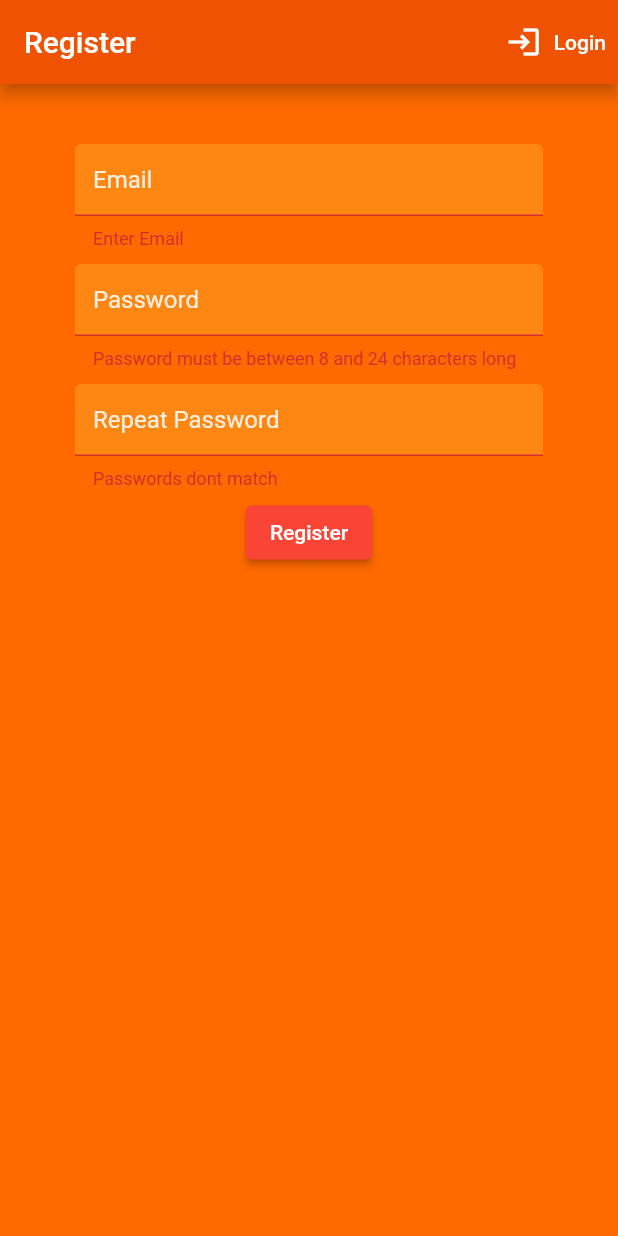
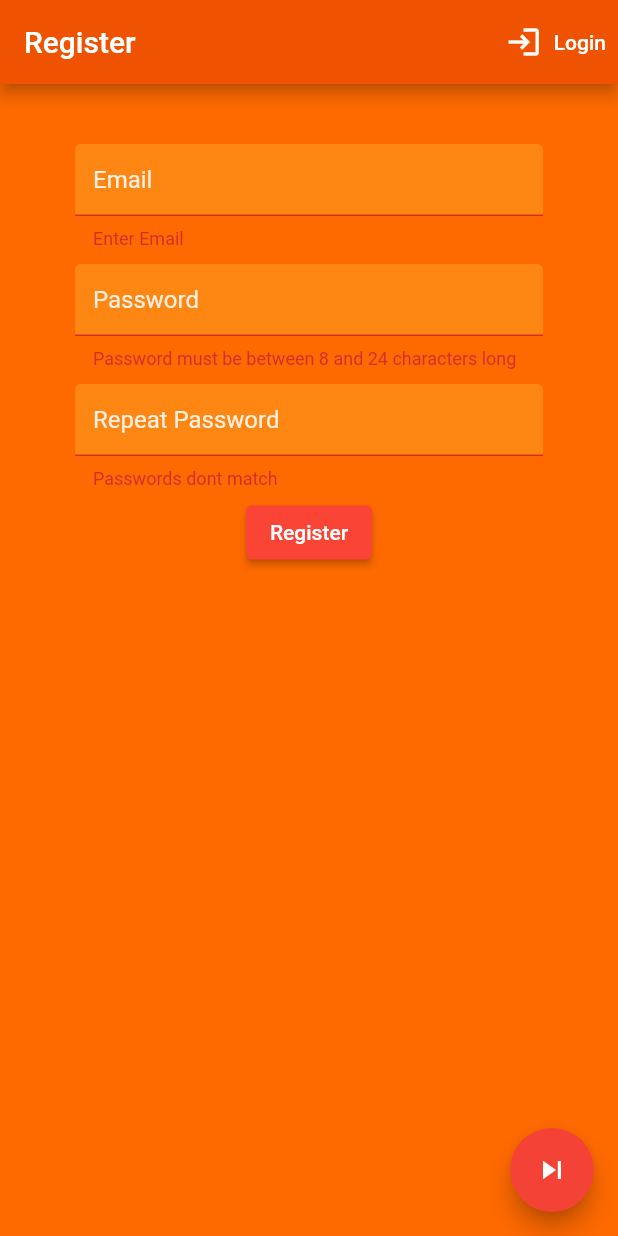
Before and after one commit to MasterCoookie/esp_app, a Flutter app: the screen it shows after launch, after a tap on "Register", on a phone screen of 412 x 824 dp. Run offline on Flutter 3.47's test engine with Material 2 defaults, Android fonts, the phone set to English and light mode, and no system bars; our stand-ins replace flutter_spinkit, fluttertoast, permission_handler; missing offline and left inert: quick_blue; accounts and stored records are empty; network calls fail.

Commit message:
added dev skip register button

```diff
--- a/lib/screens/auth/authenticate.dart
+++ b/lib/screens/auth/authenticate.dart
@@ -26,6 +26,6 @@ class _AuthenticateState extends State<Authenticate> {
     if(showLogin) {
       return Container(child: Login(toggleViewFunction: toggleView, user: widget.user, loginUserFunction : widget.loginUserFunction));
     }
-    return Container(child: Register(toggleViewFunction: toggleView));
+    return Container(child: Register(toggleViewFunction: toggleView, loginUserFunction : widget.loginUserFunction ));
   }
 }
--- a/lib/screens/auth/register.dart
+++ b/lib/screens/auth/register.dart
@@ -5,8 +5,10 @@ import 'package:esp_app/services/user.dart';
 class Register extends StatefulWidget {
 
   final Function toggleViewFunction;
+  final Function loginUserFunction;
+  final User user = new User();
 
-  Register({ this.toggleViewFunction });
+  Register({ this.toggleViewFunction, this.loginUserFunction });
 
   @override
   State<Register> createState() => _RegisterState();
@@ -23,6 +25,14 @@ class _RegisterState extends State<Register> {
   @override
   Widget build(BuildContext context) {
     return Scaffold(
+      //tmp
+      floatingActionButton: FloatingActionButton(
+        onPressed: () async {
+          await widget.user.apiLogin('jan.kocurek@proton.me', 'dupa1234');
+          widget.loginUserFunction();
+        },
+        child: const Icon(Icons.skip_next)
+      ),
       backgroundColor: Color(colorPalette["secondary"]),
       appBar: AppBar(
         backgroundColor: Color(colorPalette["primary"]),
@@ -72,8 +82,7 @@ class _RegisterState extends State<Register> {
               style: ButtonStyle(backgroundColor: MaterialStateProperty.all(Color(colorPalette["alt_strong"]))),
               onPressed: () async {
                 if(_formKey.currentState.validate()) {
-                  final User user = new User();
-                  if(await user.apiRegister(email, password)) {
+                  if(await widget.user.apiRegister(email, password)) {
                     await toastTemplate('Registered sucessfully');
                     widget.toggleViewFunction();
                   } else {
```
